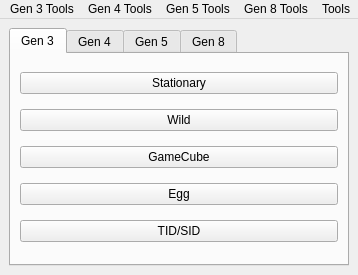
Qt form Source/Forms/MainWindow.ui (Admiral-Fish/PokeFinder) before a commit.
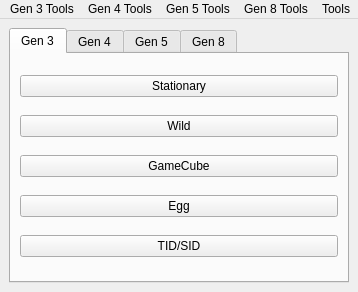
The same form after that commit. Icons and pictures are not drawn.

Commit message: Download event data

The edit to the form file:
```diff
--- a/Source/Forms/MainWindow.ui
+++ b/Source/Forms/MainWindow.ui
@@ -7,7 +7,7 @@
     <x>0</x>
     <y>0</y>
     <width>358</width>
-    <height>268</height>
+    <height>292</height>
    </rect>
   </property>
   <property name="windowIcon">
```
Left out of the diff: 8 changed lines with no effect on the pictures. The commit also changes 2 other files.
